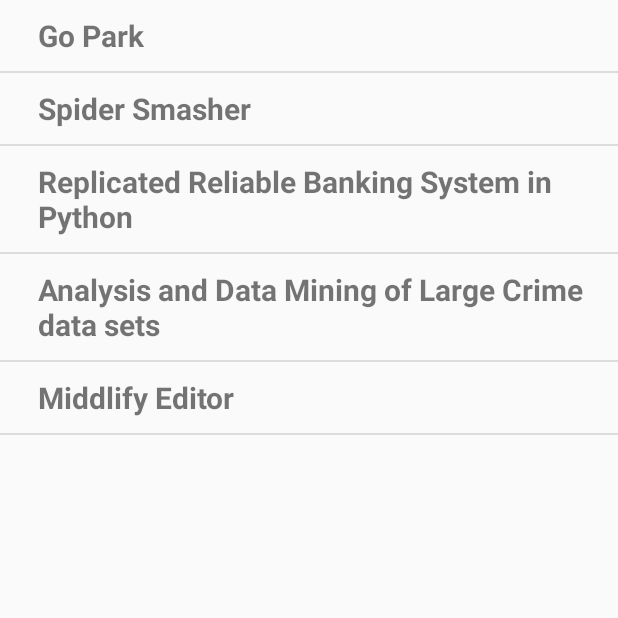
After one commit to rohitkhadse/MyPortfolio, an Android app: the fragment ProjectFragment shown on its own in the app's theme, on a phone screen of 412 x 824 dp, the top half of it. The commit adds this screen. Run offline under Robolectric (Android 15) with nearby library versions, the phone set to English and light mode, and no system bars; 1 statement that could not run was skipped.

Commit message:
Project Fragment added

```diff
--- a/app/build.gradle
+++ b/app/build.gradle
@@ -36,5 +36,6 @@ dependencies {
     compile 'com.android.support.constraint:constraint-layout:1.0.2'
     compile 'com.android.support:design:25.3.1'
     compile 'de.hdodenhof:circleimageview:2.1.0'
+    compile 'com.android.support:support-v4:25.3.1'
     testCompile 'junit:junit:4.12'
 }
--- /dev/null
+++ b/app/src/main/java/com/myportfolio/ProjectFragment.java
@@ -0,0 +1,60 @@
+package com.myportfolio;
+
+import android.os.Bundle;
+import android.support.v4.app.Fragment;
+import android.support.v7.app.AppCompatActivity;
+import android.view.LayoutInflater;
+import android.view.View;
+import android.view.ViewGroup;
+import android.widget.ListView;
+
+import com.myportfolio.adpater.ProjectAdapter;
+
+import java.util.ArrayList;
+
+public class ProjectFragment extends Fragment {
+    private View view;
+
+    public ProjectFragment(){
+    }
+
+    @Override
+    public void onCreate(Bundle savedInstanceState) {
+        super.onCreate(savedInstanceState);
+
+    }
+
+    @Override
+    public View onCreateView(LayoutInflater inflater, ViewGroup container,
+                             Bundle savedInstanceState) {
+
+        ((AppCompatActivity)getActivity()).getSupportActionBar().setTitle("Projects");
+
+        if (view == null) {
+            view = inflater.inflate(R.layout.fragment_project, container, false);
+        } else {
+            ViewGroup parent = (ViewGroup) view.getParent();
+            if (parent != null) {
+            parent.removeView(view);
+            }
+        }
+
+        ListView listView = (ListView) view.findViewById(R.id.projects_list_view);
+
+        ArrayList<Object> plist = new ArrayList<>();
+
+        plist.add(new ProjectItem("Go Park"));
+        plist.add(new ProjectItem("Spider Smasher"));
+        plist.add(new ProjectItem("Replicated Reliable Banking System in Python"));
+        plist.add(new ProjectItem("Analysis and Data Mining of Large Crime data sets"));
+        plist.add(new ProjectItem("Middlify Editor"));
+
+        listView.setAdapter(new ProjectAdapter(getContext(),plist));
+
+        return view;
+    }
+
+    public void onResume(){
+        super.onResume();
+    }
+}
--- /dev/null
+++ b/app/src/main/java/com/myportfolio/ProjectItem.java
@@ -0,0 +1,36 @@
+package com.myportfolio;
+
+/**
+ * Created by User on 8/30/17.
+ */
+
+public class ProjectItem {
+
+    private String pname;
+    private String pdetail;
+
+    public ProjectItem(String pname, String pdetail) {
+        this.pname = pname;
+        this.pdetail = pdetail;
+    }
+
+    public ProjectItem(String pname) {
+        this.pname = pname;
+    }
+
+    public String getPname() {
+        return pname;
+    }
+
+    public void setPname(String pname) {
+        this.pname = pname;
+    }
+
+    public String getPdetail() {
+        return pdetail;
+    }
+
+    public void setPdetail(String pdetail) {
+        this.pdetail = pdetail;
+    }
+}
--- /dev/null
+++ b/app/src/main/java/com/myportfolio/adpater/ProjectAdapter.java
@@ -0,0 +1,72 @@
+package com.myportfolio.adpater;
+
+import android.content.Context;
+import android.view.LayoutInflater;
+import android.view.View;
+import android.view.ViewGroup;
+import android.widget.BaseAdapter;
+import android.widget.TextView;
+
+import com.myportfolio.ProjectItem;
+import com.myportfolio.R;
+
+import java.util.ArrayList;
+
+/**
+ * Created by User on 8/30/17.
+ */
+
+public class ProjectAdapter extends BaseAdapter {
+
+    ArrayList<Object> list;
+    private static final int PROJECT_ITEM = 0;
+    private LayoutInflater inflater;
+
+    public ProjectAdapter(Context context, ArrayList<Object> list){
+        this.list = list;
+        inflater = (LayoutInflater) context.getSystemService(Context.LAYOUT_INFLATER_SERVICE);
+    }
+
+    @Override
+    public int getItemViewType(int position) {
+        return PROJECT_ITEM;
+    }
+
+    @Override
+    public int getViewTypeCount() {
+        return 1;                       ///will return total number of views
+    }
+
+    @Override
+    public int getCount() {
+        return list.size();
+    }
+
+    @Override
+    public Object getItem(int i) {
+        return list.get(i);
+    }
+
+    @Override
+    public long getItemId(int i) {
+        return i;
+    }
+
+    @Override
+    public View getView(int i, View view, ViewGroup viewGroup) {
+        if (view == null) {
+            view = inflater.inflate(R.layout.project_listview_item,null);
+        }
+
+        if (getItemViewType(i) == PROJECT_ITEM) {
+            TextView projectName = (TextView) view.findViewById(R.id.projectsNameItem);
+            //TextView projectDetail = (TextView) view.findViewById(R.id.projectDetailItem);
+
+            projectName.setText(((ProjectItem) list.get(i)).getPname());
+            //projectDetail.setText(((ProjectItem) list.get(i)).getPdetail());
+        }
+
+        return view;
+    }
+
+}
--- /dev/null
+++ b/app/src/main/res/layout/fragment_project.xml
@@ -0,0 +1,16 @@
+<?xml version="1.0" encoding="utf-8"?>
+<RelativeLayout
+    xmlns:android="http://schemas.android.com/apk/res/android"
+    xmlns:tools="http://schemas.android.com/tools"
+    android:layout_width="fill_parent"
+    android:layout_height="fill_parent"
+    android:fillViewport="true"
+    tools:context="com.myportfolio.ProjectFragment">
+
+    <ListView
+      android:id="@+id/projects_list_view"
+      android:layout_width="match_parent"
+      android:layout_height="match_parent">
+   </ListView>
+
+</RelativeLayout>
--- /dev/null
+++ b/app/src/main/res/layout/project_listview_item.xml
@@ -0,0 +1,17 @@
+<?xml version="1.0" encoding="utf-8"?>
+<RelativeLayout xmlns:android="http://schemas.android.com/apk/res/android"
+                xmlns:app="http://schemas.android.com/apk/res-auto"
+                android:layout_width="match_parent"
+                android:layout_height="wrap_content">
+
+
+    <TextView
+        android:id="@+id/projectsNameItem"
+        android:layout_width="wrap_content"
+        android:layout_height="wrap_content"
+        android:textSize="20sp"
+        android:textStyle="bold"
+        android:padding="10dp"
+        android:layout_marginLeft="15dp"/>
+
+</RelativeLayout>
--- a/app/src/main/res/values/strings.xml
+++ b/app/src/main/res/values/strings.xml
@@ -5,4 +5,7 @@
     <string name="section_format">Hello World from section: %1$d</string>
 
     <string name="my_name">Rohit Khadse</string>
+
+    <!-- TODO: Remove or change this placeholder text -->
+    <string name="hello_blank_fragment">Hello blank fragment</string>
 </resources>
```
Also changed, not shown: app/src/main/java/com/myportfolio/BioFragment.java (+9 -4 lines), app/src/main/java/com/myportfolio/MainActivity.java (+7 -1 lines), app/src/main/java/com/myportfolio/SkillFragment.java (+18 -0 lines).
